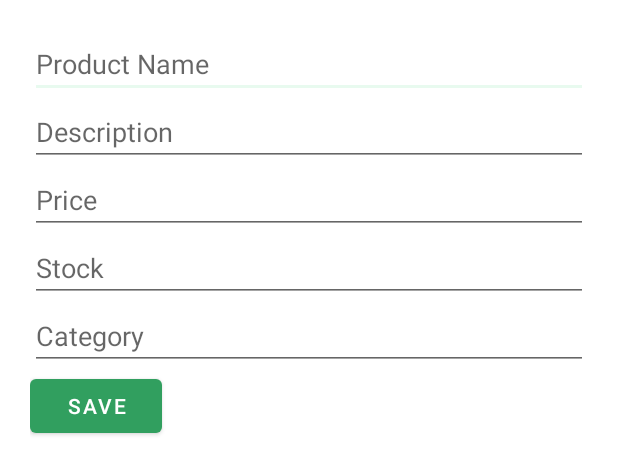
After one commit to osama3646/Seeds, an Android app: the layout fragment_add_product.xml on its own in the app's theme, with its tools: preview values and no code run, on a phone screen of 412 x 824 dp. The commit adds this screen. Shown: the top 474 px of the screen. Run offline under Robolectric (Android 15) with nearby library versions, the phone set to English and light mode, and no system bars.

Commit message:
2022-12-29 11:26

```diff
--- a/app/src/main/res/layout/fragment_account.xml
+++ b/app/src/main/res/layout/fragment_account.xml
@@ -35,6 +35,7 @@
 
 
             <TextView
+                android:id="@+id/addProduct"
                 android:layout_width="match_parent"
                 android:layout_height="wrap_content"
                 android:text="Profile"
--- /dev/null
+++ b/app/src/main/res/layout/fragment_add_product.xml
@@ -0,0 +1,70 @@
+<?xml version="1.0" encoding="utf-8"?>
+<FrameLayout xmlns:android="http://schemas.android.com/apk/res/android"
+    xmlns:tools="http://schemas.android.com/tools"
+    android:layout_width="match_parent"
+    android:layout_height="match_parent"
+    tools:context=".Ui.AddProduct">
+
+    <ScrollView
+        android:layout_width="match_parent"
+        android:layout_height="match_parent">
+
+        <LinearLayout
+            android:layout_width="match_parent"
+            android:layout_height="match_parent"
+            android:layout_margin="20dp"
+            android:orientation="vertical">
+
+
+            <EditText
+                android:id="@+id/productName"
+                android:layout_width="match_parent"
+                android:layout_height="wrap_content"
+                android:ems="10"
+                android:inputType="text"
+                android:hint="Product Name" />
+
+            <EditText
+                android:id="@+id/description"
+                android:layout_width="match_parent"
+                android:layout_height="wrap_content"
+                android:ems="10"
+                android:inputType="textLongMessage"
+                android:hint="Description" />
+
+            <EditText
+                android:id="@+id/price"
+                android:layout_width="match_parent"
+                android:layout_height="wrap_content"
+                android:ems="10"
+                android:inputType="number"
+                android:hint="Price" />
+
+            <EditText
+                android:id="@+id/stock"
+                android:layout_width="match_parent"
+                android:layout_height="wrap_content"
+                android:ems="10"
+                android:inputType="number"
+                android:hint="Stock" />
+
+            <EditText
+                android:id="@+id/category"
+                android:layout_width="match_parent"
+                android:layout_height="wrap_content"
+                android:ems="10"
+                android:inputType="text"
+                android:hint="Category" />
+
+            <Button
+                android:id="@+id/save"
+                android:layout_width="wrap_content"
+                android:layout_height="wrap_content"
+                android:text="Save"/>
+
+
+        </LinearLayout>
+
+    </ScrollView>
+
+</FrameLayout>
```
Also changed, not shown: app/src/main/java/com/aos/seed/Model/Product.java (+7 -0 lines), app/src/main/java/com/aos/seed/Ui/Account.java (+8 -1 lines), app/src/main/java/com/aos/seed/Ui/AddProduct.java (added, +67 -0 lines).
